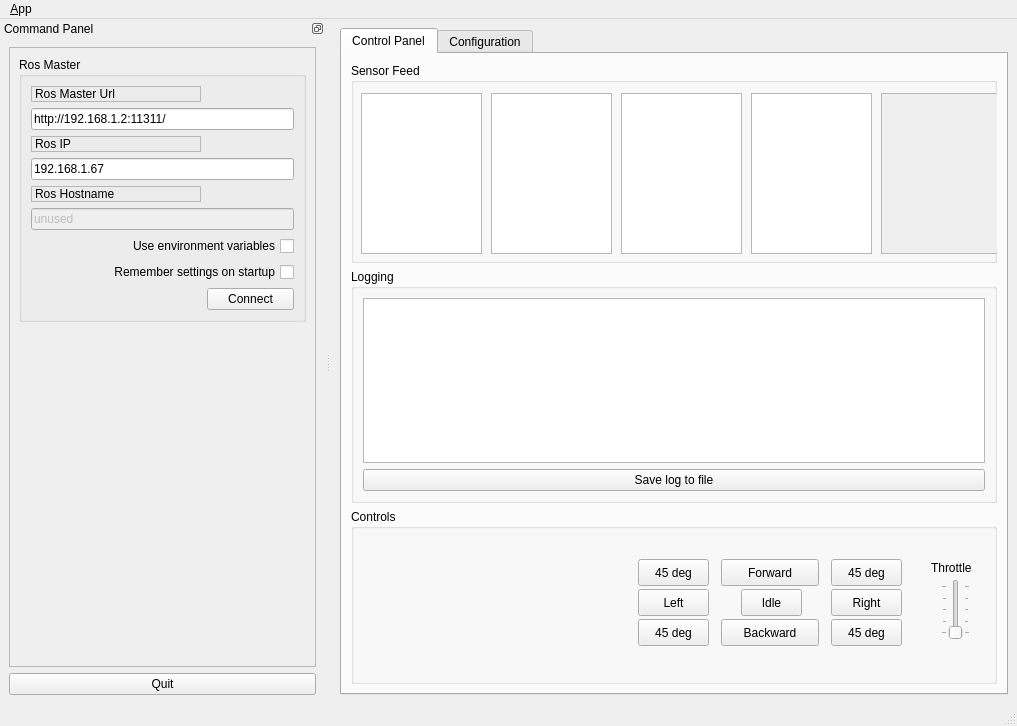
The window that montibot-ros-pkg/monti_gui/ui/main_window.ui (mikejanov/NU-electric-canary) describes before a commit, drawn with Qt 5.
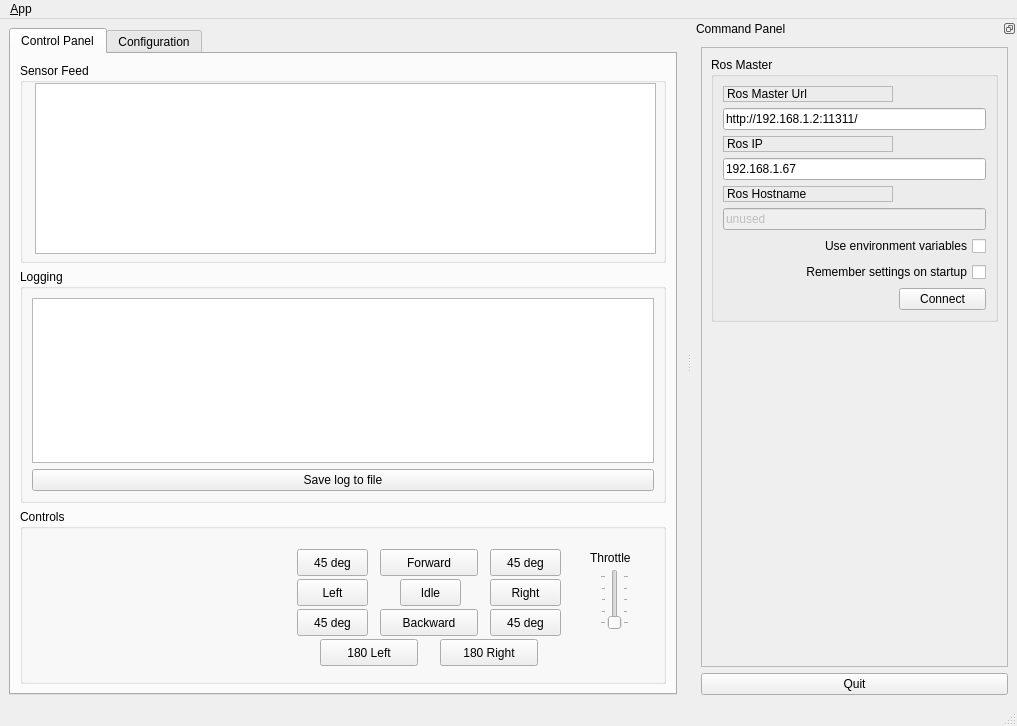
The same window after the commit. The open tabs and pages were chosen to show the change. Icons and pictures are not drawn.

Commit message: added 180 buttons and table widget for sensors

```diff
--- a/montibot-ros-pkg/monti_gui/ui/main_window.ui
+++ b/montibot-ros-pkg/monti_gui/ui/main_window.ui
@@ -59,80 +59,30 @@
         <item>
          <widget class="QGroupBox" name="groupBox_3">
           <property name="sizePolicy">
-           <sizepolicy hsizetype="Expanding" vsizetype="Expanding">
+           <sizepolicy hsizetype="MinimumExpanding" vsizetype="Preferred">
             <horstretch>0</horstretch>
             <verstretch>0</verstretch>
            </sizepolicy>
           </property>
           <property name="minimumSize">
            <size>
-            <width>300</width>
+            <width>0</width>
             <height>200</height>
            </size>
           </property>
           <property name="title">
            <string>Sensor Feed</string>
           </property>
-          <widget class="QColumnView" name="column_pod_1">
+          <widget class="QTableView" name="tableView_sensors">
            <property name="geometry">
             <rect>
-             <x>10</x>
-             <y>30</y>
-             <width>121</width>
-             <height>161</height>
+             <x>15</x>
+             <y>20</y>
+             <width>621</width>
+             <height>171</height>
             </rect>
            </property>
           </widget>
-          <widget class="QColumnView" name="column_pod_2">
-           <property name="geometry">
-            <rect>
-             <x>140</x>
-             <y>30</y>
-             <width>121</width>
-             <height>161</height>
-            </rect>
-           </property>
-          </widget>
-          <widget class="QColumnView" name="column_pod_3">
-           <property name="geometry">
-            <rect>
-             <x>270</x>
-             <y>30</y>
-             <width>121</width>
-             <height>161</height>
-            </rect>
-           </property>
-          </widget>
-          <widget class="QColumnView" name="column_pod_4">
-           <property name="geometry">
-            <rect>
-             <x>400</x>
-             <y>30</y>
-             <width>121</width>
-             <height>161</height>
-            </rect>
-           </property>
-          </widget>
-          <widget class="QColumnView" name="column_pod_5">
-           <property name="enabled">
-            <bool>false</bool>
-           </property>
-           <property name="geometry">
-            <rect>
-             <x>530</x>
-             <y>30</y>
-             <width>121</width>
-             <height>161</height>
-            </rect>
-           </property>
-          </widget>
-          <zorder>column_pod_1</zorder>
-          <zorder>groupBox_12</zorder>
-          <zorder>column_pod_2</zorder>
-          <zorder>column_pod_3</zorder>
-          <zorder>column_pod_4</zorder>
-          <zorder>column_pod_5</zorder>
-          <zorder>groupBox_2</zorder>
          </widget>
         </item>
         <item>
@@ -165,6 +115,12 @@
           <property name="enabled">
            <bool>true</bool>
           </property>
+          <property name="sizePolicy">
+           <sizepolicy hsizetype="MinimumExpanding" vsizetype="Preferred">
+            <horstretch>0</horstretch>
+            <verstretch>0</verstretch>
+           </sizepolicy>
+          </property>
           <property name="minimumSize">
            <size>
             <width>0</width>
@@ -174,43 +130,11 @@
           <property name="title">
            <string>Controls</string>
           </property>
-          <widget class="QPushButton" name="pushButton_forward">
-           <property name="geometry">
-            <rect>
-             <x>370</x>
-             <y>50</y>
-             <width>98</width>
-             <height>27</height>
-            </rect>
-           </property>
-           <property name="text">
-            <string>Forward</string>
-           </property>
-           <property name="shortcut">
-            <string>Up</string>
-           </property>
-          </widget>
-          <widget class="QPushButton" name="pushButton_backward">
-           <property name="geometry">
-            <rect>
-             <x>370</x>
-             <y>110</y>
-             <width>98</width>
-             <height>27</height>
-            </rect>
-           </property>
-           <property name="text">
-            <string>Backward</string>
-           </property>
-           <property name="shortcut">
-            <string>Down</string>
-           </property>
-          </widget>
           <widget class="QPushButton" name="pushButton_left">
            <property name="geometry">
             <rect>
-             <x>287</x>
-             <y>80</y>
+             <x>277</x>
+             <y>70</y>
              <width>71</width>
              <height>27</height>
             </rect>
@@ -222,108 +146,11 @@
             <string>Left</string>
            </property>
           </widget>
-          <widget class="QPushButton" name="pushButton_right">
-           <property name="geometry">
-            <rect>
-             <x>480</x>
-             <y>80</y>
-             <width>71</width>
-             <height>27</height>
-            </rect>
-           </property>
-           <property name="text">
-            <string>Right</string>
-           </property>
-           <property name="shortcut">
-            <string>Right</string>
-           </property>
-          </widget>
-          <widget class="QPushButton" name="pushButton_45_tl">
-           <property name="geometry">
-            <rect>
-             <x>287</x>
-             <y>50</y>
-             <width>71</width>
-             <height>27</height>
-            </rect>
-           </property>
-           <property name="text">
-            <string>45 deg</string>
-           </property>
-          </widget>
-          <widget class="QPushButton" name="pushButton_45_tr">
-           <property name="geometry">
-            <rect>
-             <x>480</x>
-             <y>50</y>
-             <width>71</width>
-             <height>27</height>
-            </rect>
-           </property>
-           <property name="text">
-            <string>45 deg</string>
-           </property>
-          </widget>
-          <widget class="QPushButton" name="pushButton_45_bl">
-           <property name="geometry">
-            <rect>
-             <x>287</x>
-             <y>110</y>
-             <width>71</width>
-             <height>27</height>
-            </rect>
-           </property>
-           <property name="text">
-            <string>45 deg</string>
-           </property>
-          </widget>
-          <widget class="QPushButton" name="pushButton_45_br">
-           <property name="geometry">
-            <rect>
-             <x>480</x>
-             <y>110</y>
-             <width>71</width>
-             <height>27</height>
-            </rect>
-           </property>
-           <property name="text">
-            <string>45 deg</string>
-           </property>
-          </widget>
-          <widget class="QPushButton" name="pushButton_idle">
-           <property name="geometry">
-            <rect>
-             <x>390</x>
-             <y>80</y>
-             <width>61</width>
-             <height>27</height>
-            </rect>
-           </property>
-           <property name="text">
-            <string>Idle</string>
-           </property>
-           <property name="shortcut">
-            <string>I</string>
-           </property>
-          </widget>
-          <widget class="QLabel" name="label_throttle">
-           <property name="geometry">
-            <rect>
-             <x>580</x>
-             <y>50</y>
-             <width>66</width>
-             <height>17</height>
-            </rect>
-           </property>
-           <property name="text">
-            <string>Throttle</string>
-           </property>
-          </widget>
           <widget class="QSlider" name="verticalSlider_throttle">
            <property name="geometry">
             <rect>
-             <x>590</x>
-             <y>70</y>
+             <x>580</x>
+             <y>60</y>
              <width>29</width>
              <height>61</height>
             </rect>
@@ -350,6 +177,161 @@
             <number>1</number>
            </property>
           </widget>
+          <widget class="QPushButton" name="pushButton_45_tl">
+           <property name="geometry">
+            <rect>
+             <x>277</x>
+             <y>40</y>
+             <width>71</width>
+             <height>27</height>
+            </rect>
+           </property>
+           <property name="text">
+            <string>45 deg</string>
+           </property>
+          </widget>
+          <widget class="QPushButton" name="pushButton_backward">
+           <property name="geometry">
+            <rect>
+             <x>360</x>
+             <y>100</y>
+             <width>98</width>
+             <height>27</height>
+            </rect>
+           </property>
+           <property name="text">
+            <string>Backward</string>
+           </property>
+           <property name="shortcut">
+            <string>Down</string>
+           </property>
+          </widget>
+          <widget class="QPushButton" name="pushButton_forward">
+           <property name="geometry">
+            <rect>
+             <x>360</x>
+             <y>40</y>
+             <width>98</width>
+             <height>27</height>
+            </rect>
+           </property>
+           <property name="text">
+            <string>Forward</string>
+           </property>
+           <property name="shortcut">
+            <string>Up</string>
+           </property>
+          </widget>
+          <widget class="QPushButton" name="pushButton_45_br">
+           <property name="geometry">
+            <rect>
+             <x>470</x>
+             <y>100</y>
+             <width>71</width>
+             <height>27</height>
+            </rect>
+           </property>
+           <property name="text">
+            <string>45 deg</string>
+           </property>
+          </widget>
+          <widget class="QPushButton" name="pushButton_45_tr">
+           <property name="geometry">
+            <rect>
+             <x>470</x>
+             <y>40</y>
+             <width>71</width>
+             <height>27</height>
+            </rect>
+           </property>
+           <property name="text">
+            <string>45 deg</string>
+           </property>
+          </widget>
+          <widget class="QPushButton" name="pushButton_180_l">
+           <property name="geometry">
+            <rect>
+             <x>300</x>
+             <y>130</y>
+             <width>98</width>
+             <height>27</height>
+            </rect>
+           </property>
+           <property name="text">
+            <string>180 Left</string>
+           </property>
+          </widget>
+          <widget class="QPushButton" name="pushButton_idle">
+           <property name="geometry">
+            <rect>
+             <x>380</x>
+             <y>70</y>
+             <width>61</width>
+             <height>27</height>
+            </rect>
+           </property>
+           <property name="text">
+            <string>Idle</string>
+           </property>
+           <property name="shortcut">
+            <string>I</string>
+           </property>
+          </widget>
+          <widget class="QPushButton" name="pushButton_right">
+           <property name="geometry">
+            <rect>
+             <x>470</x>
+             <y>70</y>
+             <width>71</width>
+             <height>27</height>
+            </rect>
+           </property>
+           <property name="text">
+            <string>Right</string>
+           </property>
+           <property name="shortcut">
+            <string>Right</string>
+           </property>
+          </widget>
+          <widget class="QPushButton" name="pushButton_180_r">
+           <property name="geometry">
+            <rect>
+             <x>420</x>
+             <y>130</y>
+             <width>98</width>
+             <height>27</height>
+            </rect>
+           </property>
+           <property name="text">
+            <string>180 Right</string>
+           </property>
+          </widget>
+          <widget class="QPushButton" name="pushButton_45_bl">
+           <property name="geometry">
+            <rect>
+             <x>277</x>
+             <y>100</y>
+             <width>71</width>
+             <height>27</height>
+            </rect>
+           </property>
+           <property name="text">
+            <string>45 deg</string>
+           </property>
+          </widget>
+          <widget class="QLabel" name="label_throttle">
+           <property name="geometry">
+            <rect>
+             <x>570</x>
+             <y>40</y>
+             <width>66</width>
+             <height>17</height>
+            </rect>
+           </property>
+           <property name="text">
+            <string>Throttle</string>
+           </property>
+          </widget>
          </widget>
         </item>
        </layout>
@@ -723,7 +705,7 @@
     <string>Command Panel</string>
    </property>
    <attribute name="dockWidgetArea">
-    <number>1</number>
+    <number>2</number>
    </attribute>
    <widget class="QWidget" name="dockWidgetContents_2">
     <layout class="QVBoxLayout" name="verticalLayout">
```
Left out of the diff: 2 changed lines with no effect on the pictures.
